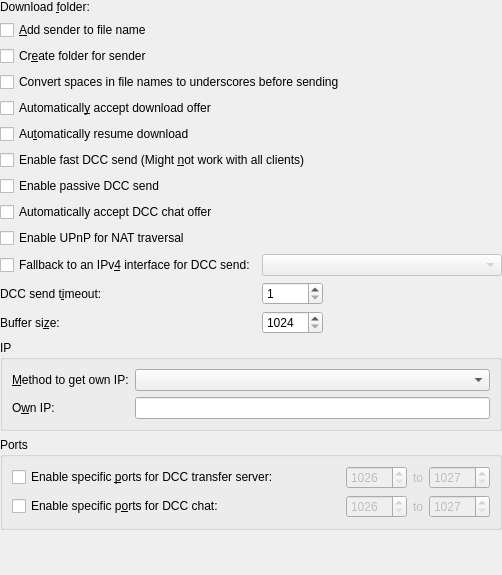
Qt form src/config/dcc_configui.ui (KDE/konversation) before a commit.
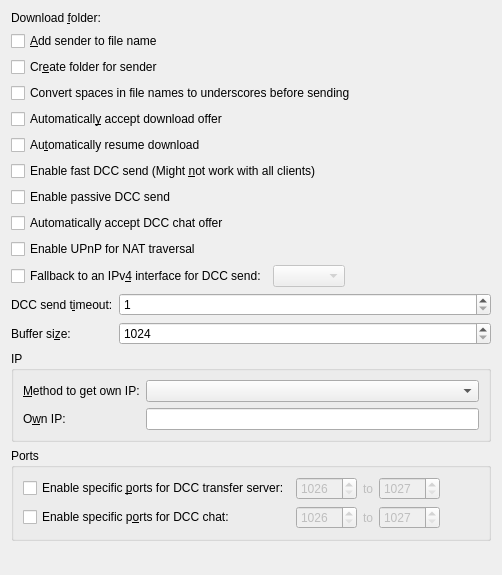
The same form after that commit. Custom widgets are drawn as their Qt base class.

Commit message: Behaviour DCC page: remove big spaces between labels and fields

```diff
--- a/src/config/dcc_configui.ui
+++ b/src/config/dcc_configui.ui
@@ -17,11 +17,12 @@
   <property name="windowTitle">
    <string>DCC_Settings</string>
   </property>
-  <layout class="QGridLayout">
-   <property name="margin">
-    <number>0</number>
-   </property>
-   <item row="0" column="0">
+  <layout class="QVBoxLayout" name="verticalLayout">
+   <item>
+    <layout class="QFormLayout" name="formLayout">
+     <item row="0" column="0" colspan="2">
+      <layout class="QHBoxLayout" name="horizontalLayout_2">
+       <item>
     <widget class="QLabel" name="dccPathLbl">
      <property name="text">
       <string>Download &amp;folder:</string>
@@ -34,7 +35,7 @@
      </property>
     </widget>
    </item>
-   <item row="0" column="1" colspan="3">
+       <item>
     <widget class="KUrlRequester" name="kcfg_DccPath">
      <property name="sizePolicy">
       <sizepolicy hsizetype="Expanding" vsizetype="Preferred">
@@ -44,21 +45,23 @@
      </property>
     </widget>
    </item>
-   <item row="1" column="0" colspan="4">
+      </layout>
+     </item>
+     <item row="1" column="0" colspan="2">
     <widget class="QCheckBox" name="kcfg_DccAddPartner">
      <property name="text">
       <string>&amp;Add sender to file name</string>
      </property>
     </widget>
    </item>
-   <item row="2" column="0" colspan="4">
+     <item row="2" column="0" colspan="2">
     <widget class="QCheckBox" name="kcfg_DccCreateFolder">
      <property name="text">
       <string>Cr&amp;eate folder for sender</string>
      </property>
     </widget>
    </item>
-   <item row="3" column="0" colspan="4">
+     <item row="3" column="0" colspan="2">
     <widget class="QCheckBox" name="kcfg_DccSpaceToUnderscore">
      <property name="text">
       <string>Convert spaces in file names to underscores before sending</string>
@@ -68,21 +71,21 @@
      </property>
     </widget>
    </item>
-   <item row="4" column="0" colspan="4">
+     <item row="4" column="0" colspan="2">
     <widget class="QCheckBox" name="kcfg_DccAutoGet">
      <property name="text">
       <string>Automaticall&amp;y accept download offer</string>
      </property>
     </widget>
    </item>
-   <item row="5" column="0" colspan="4">
+     <item row="5" column="0" colspan="2">
     <widget class="QCheckBox" name="kcfg_DccAutoResume">
      <property name="text">
       <string>Au&amp;tomatically resume download</string>
      </property>
     </widget>
    </item>
-   <item row="6" column="0" colspan="4">
+     <item row="6" column="0" colspan="2">
     <widget class="QCheckBox" name="kcfg_DccFastSend">
      <property name="text">
       <string>Enable fast DCC send (Might &amp;not work with all clients)</string>
@@ -99,7 +102,23 @@
      </property>
     </widget>
    </item>
+     <item row="8" column="0" colspan="2">
+      <widget class="QCheckBox" name="kcfg_DccChatAutoAccept">
+       <property name="text">
+        <string>Automatically accept DCC chat offer</string>
+       </property>
+      </widget>
+     </item>
+     <item row="9" column="0" colspan="2">
+      <widget class="QCheckBox" name="kcfg_DccUPnP">
+       <property name="text">
+        <string>Enable UPnP for NAT traversal</string>
+       </property>
+      </widget>
+     </item>
    <item row="10" column="0" colspan="2">
+      <layout class="QHBoxLayout" name="horizontalLayout">
+       <item>
     <widget class="QCheckBox" name="kcfg_DccIPv4Fallback">
      <property name="whatsThis">
       <string>If this option enabled dcc transfers for IPv6 connections will be done over IPv4 interface set here</string>
@@ -109,7 +128,29 @@
      </property>
     </widget>
    </item>
-   <item row="11" column="0" colspan="2">
+       <item>
+        <widget class="KComboBox" name="kcfg_DccIPv4FallbackIface">
+         <property name="enabled">
+          <bool>false</bool>
+         </property>
+        </widget>
+       </item>
+       <item>
+        <spacer name="horizontalSpacer">
+         <property name="orientation">
+          <enum>Qt::Horizontal</enum>
+         </property>
+         <property name="sizeHint" stdset="0">
+          <size>
+           <width>40</width>
+           <height>20</height>
+          </size>
+         </property>
+        </spacer>
+       </item>
+      </layout>
+     </item>
+     <item row="11" column="0">
     <widget class="QLabel" name="textLabel7">
      <property name="text">
       <string>DCC send t&amp;imeout:</string>
@@ -122,7 +163,7 @@
      </property>
     </widget>
    </item>
-   <item row="11" column="2">
+     <item row="11" column="1">
     <widget class="KPluralHandlingSpinBox" name="kcfg_DccSendTimeout">
      <property name="minimum">
       <number>1</number>
@@ -132,23 +173,7 @@
      </property>
     </widget>
    </item>
-   <item row="11" column="3">
-    <spacer name="spacer3">
-     <property name="orientation">
-      <enum>Qt::Horizontal</enum>
-     </property>
-     <property name="sizeType">
-      <enum>QSizePolicy::Expanding</enum>
-     </property>
-     <property name="sizeHint" stdset="0">
-      <size>
-       <width>70</width>
-       <height>20</height>
-      </size>
-     </property>
-    </spacer>
-   </item>
-   <item row="12" column="0" colspan="2">
+     <item row="12" column="0">
     <widget class="QLabel" name="textLabel6">
      <property name="text">
       <string>Buffer si&amp;ze:</string>
@@ -161,7 +186,7 @@
      </property>
     </widget>
    </item>
-   <item row="12" column="2">
+     <item row="12" column="1">
     <widget class="KPluralHandlingSpinBox" name="kcfg_DccBufferSize">
      <property name="minimum">
       <number>1024</number>
@@ -174,28 +199,14 @@
      </property>
     </widget>
    </item>
-   <item row="12" column="3">
-    <spacer name="spacer3_2">
-     <property name="orientation">
-      <enum>Qt::Horizontal</enum>
-     </property>
-     <property name="sizeType">
-      <enum>QSizePolicy::Expanding</enum>
-     </property>
-     <property name="sizeHint" stdset="0">
-      <size>
-       <width>70</width>
-       <height>20</height>
-      </size>
-     </property>
-    </spacer>
+    </layout>
    </item>
-   <item row="13" column="0" colspan="4">
+   <item>
     <widget class="QGroupBox" name="groupBox1">
      <property name="title">
       <string>IP</string>
      </property>
-     <layout class="QGridLayout">
+     <layout class="QFormLayout" name="formLayout_2">
       <item row="0" column="0">
        <widget class="QLabel" name="textLabel4">
         <property name="text">
@@ -231,12 +242,65 @@
      </layout>
     </widget>
    </item>
-   <item row="14" column="0" colspan="4">
+   <item>
     <widget class="QGroupBox" name="groupBox2">
      <property name="title">
       <string>Ports</string>
      </property>
-     <layout class="QGridLayout">
+     <layout class="QGridLayout" name="gridLayout">
+      <item row="0" column="0">
+       <widget class="QCheckBox" name="kcfg_DccSpecificSendPorts">
+        <property name="text">
+         <string>Enable specific &amp;ports for DCC transfer server:</string>
+        </property>
+       </widget>
+      </item>
+      <item row="0" column="1">
+       <layout class="QHBoxLayout" name="horizontalLayout_3">
+        <item>
+         <widget class="QSpinBox" name="kcfg_DccSendPortsFirst">
+          <property name="enabled">
+           <bool>false</bool>
+          </property>
+          <property name="minimum">
+           <number>1026</number>
+          </property>
+          <property name="maximum">
+           <number>65535</number>
+          </property>
+         </widget>
+        </item>
+        <item>
+         <widget class="QLabel" name="textLabel1_2">
+          <property name="enabled">
+           <bool>false</bool>
+          </property>
+          <property name="text">
+           <string>to</string>
+          </property>
+          <property name="alignment">
+           <set>Qt::AlignCenter</set>
+          </property>
+          <property name="wordWrap">
+           <bool>false</bool>
+          </property>
+         </widget>
+        </item>
+        <item>
+         <widget class="QSpinBox" name="kcfg_DccSendPortsLast">
+          <property name="enabled">
+           <bool>false</bool>
+          </property>
+          <property name="minimum">
+           <number>1027</number>
+          </property>
+          <property name="maximum">
+           <number>65535</number>
+          </property>
+         </widget>
+        </item>
+       </layout>
+      </item>
       <item row="1" column="0">
        <widget class="QCheckBox" name="kcfg_DccSpecificChatPorts">
         <property name="text">
@@ -245,22 +309,8 @@
        </widget>
       </item>
       <item row="1" column="1">
-       <spacer name="spacer6">
-        <property name="orientation">
-         <enum>Qt::Horizontal</enum>
-        </property>
-        <property name="sizeType">
-         <enum>QSizePolicy::Expanding</enum>
-        </property>
-        <property name="sizeHint" stdset="0">
-         <size>
-          <width>50</width>
-          <height>21</height>
-         </size>
-        </property>
-       </spacer>
-      </item>
-      <item row="1" column="2">
+       <layout class="QHBoxLayout" name="horizontalLayout_4">
+        <item>
        <widget class="QSpinBox" name="kcfg_DccChatPortsFirst">
         <property name="enabled">
          <bool>false</bool>
@@ -273,7 +323,7 @@
         </property>
        </widget>
       </item>
-      <item row="1" column="3">
+        <item>
        <widget class="QLabel" name="textLabel2_2">
         <property name="enabled">
          <bool>false</bool>
@@ -289,7 +339,7 @@
         </property>
        </widget>
       </item>
-      <item row="1" column="4">
+        <item>
        <widget class="QSpinBox" name="kcfg_DccChatPortsLast">
         <property name="enabled">
          <bool>false</bool>
@@ -302,75 +352,25 @@
         </property>
        </widget>
       </item>
-      <item row="0" column="0">
-       <widget class="QCheckBox" name="kcfg_DccSpecificSendPorts">
-        <property name="text">
-         <string>Enable specific &amp;ports for DCC transfer server:</string>
-        </property>
-       </widget>
-      </item>
-      <item row="0" column="1">
-       <spacer name="spacer4">
-        <property name="orientation">
-         <enum>Qt::Horizontal</enum>
-        </property>
-        <property name="sizeType">
-         <enum>QSizePolicy::Expanding</enum>
-        </property>
-        <property name="sizeHint" stdset="0">
-         <size>
-          <width>50</width>
-          <height>21</height>
-         </size>
-        </property>
-       </spacer>
+       </layout>
       </item>
       <item row="0" column="2">
-       <widget class="QSpinBox" name="kcfg_DccSendPortsFirst">
-        <property name="enabled">
-         <bool>false</bool>
+       <spacer name="horizontalSpacer_2">
+        <property name="orientation">
+         <enum>Qt::Horizontal</enum>
         </property>
-        <property name="minimum">
-         <number>1026</number>
+        <property name="sizeHint" stdset="0">
+         <size>
+          <width>40</width>
+          <height>20</height>
+         </size>
         </property>
-        <property name="maximum">
-         <number>65535</number>
-        </property>
-       </widget>
-      </item>
-      <item row="0" column="3">
-       <widget class="QLabel" name="textLabel1_2">
-        <property name="enabled">
-         <bool>false</bool>
-        </property>
-        <property name="text">
-         <string>to</string>
-        </property>
-        <property name="alignment">
-         <set>Qt::AlignCenter</set>
-        </property>
-        <property name="wordWrap">
-         <bool>false</bool>
-        </property>
-       </widget>
-      </item>
-      <item row="0" column="4">
-       <widget class="QSpinBox" name="kcfg_DccSendPortsLast">
-        <property name="enabled">
-         <bool>false</bool>
-        </property>
-        <property name="minimum">
-         <number>1027</number>
-        </property>
-        <property name="maximum">
-         <number>65535</number>
-        </property>
-       </widget>
+       </spacer>
       </item>
      </layout>
     </widget>
    </item>
-   <item row="15" column="2">
+   <item>
     <spacer name="spacer4_2">
      <property name="orientation">
       <enum>Qt::Vertical</enum>
@@ -386,27 +386,6 @@
      </property>
     </spacer>
    </item>
-   <item row="9" column="0" colspan="2">
-    <widget class="QCheckBox" name="kcfg_DccUPnP">
-     <property name="text">
-      <string>Enable UPnP for NAT traversal</string>
-     </property>
-    </widget>
-   </item>
-   <item row="8" column="0">
-    <widget class="QCheckBox" name="kcfg_DccChatAutoAccept">
-     <property name="text">
-      <string>Automatically accept DCC chat offer</string>
-     </property>
-    </widget>
-   </item>
-   <item row="10" column="2" colspan="2">
-    <widget class="KComboBox" name="kcfg_DccIPv4FallbackIface">
-     <property name="enabled">
-      <bool>false</bool>
-     </property>
-    </widget>
-   </item>
   </layout>
  </widget>
  <customwidgets>
@@ -422,7 +401,7 @@
   </customwidget>
   <customwidget>
    <class>KUrlRequester</class>
-   <extends>QFrame</extends>
+   <extends>QWidget</extends>
    <header>kurlrequester.h</header>
   </customwidget>
   <customwidget>
```
Lines whose indentation alone changed are shown as unchanged.
